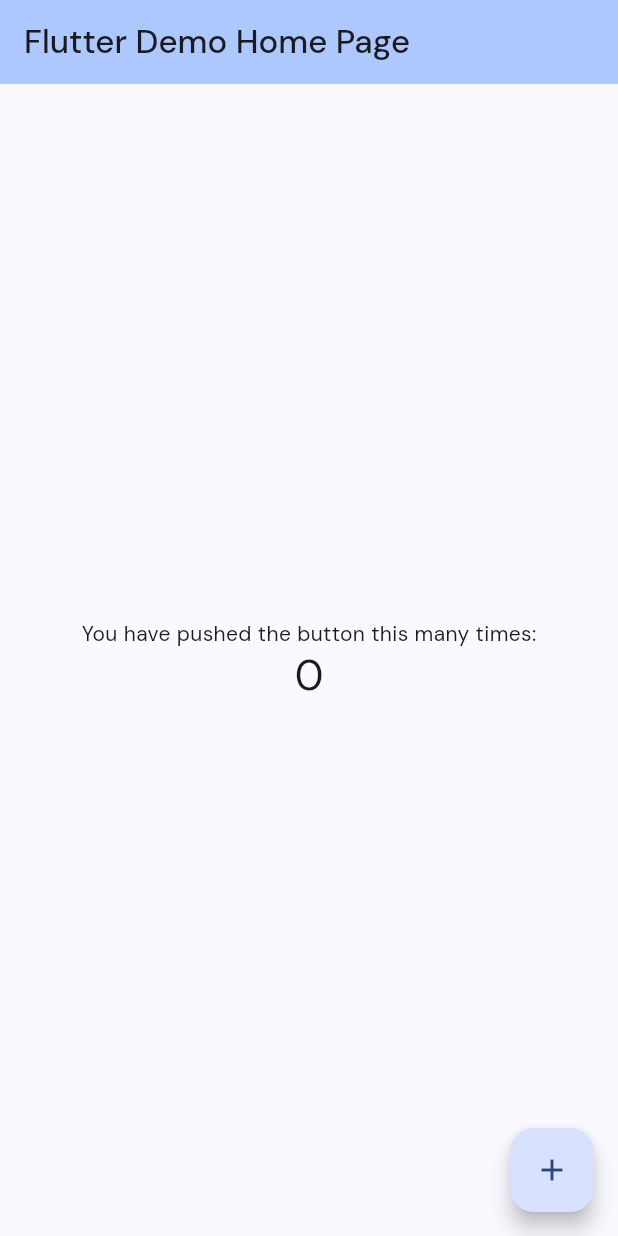
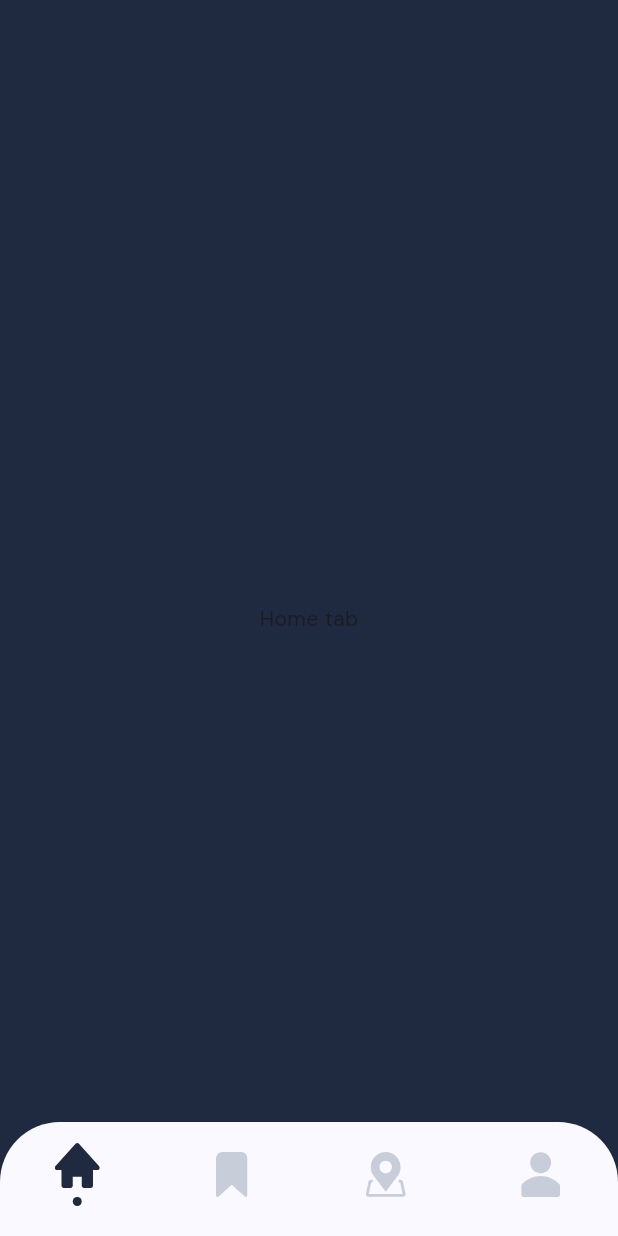
Before and after one commit to ales-dev-studio/evaluation_project, a Flutter app: the screen it shows after launch, on a phone screen of 412 x 824 dp. Run offline on Flutter 3.47's test engine with Material 3 defaults, Android fonts, the phone set to English and light mode, and no system bars; our stand-ins replace bloc, flutter_bloc, flutter_svg, google_fonts.

Commit message:
Implementing main bottom navigation bar

```diff
--- /dev/null
+++ b/lib/core/gen/assets.gen.dart
@@ -0,0 +1,33 @@
+/// GENERATED CODE - DO NOT MODIFY BY HAND
+/// *****************************************************
+///  FlutterGen
+/// *****************************************************
+
+// coverage:ignore-file
+// ignore_for_file: type=lint
+// ignore_for_file: directives_ordering,unnecessary_import,implicit_dynamic_list_literal,deprecated_member_use
+
+class $AssetsIconsGen {
+  const $AssetsIconsGen();
+
+  /// File path: assets/icons/favorites.svg
+  String get favorites => 'assets/icons/favorites.svg';
+
+  /// File path: assets/icons/home.svg
+  String get home => 'assets/icons/home.svg';
+
+  /// File path: assets/icons/map.svg
+  String get map => 'assets/icons/map.svg';
+
+  /// File path: assets/icons/user.svg
+  String get user => 'assets/icons/user.svg';
+
+  /// List of all assets
+  List<String> get values => [favorites, home, map, user];
+}
+
+class Assets {
+  const Assets._();
+
+  static const $AssetsIconsGen icons = $AssetsIconsGen();
+}
--- /dev/null
+++ b/lib/core/widgets/app_svg_viewer.dart
@@ -0,0 +1,49 @@
+import 'package:evaluation_project/core/theme/colors.dart';
+import 'package:flutter/material.dart';
+import 'package:flutter_svg/svg.dart';
+
+class AppSvgViewer extends StatelessWidget {
+  const AppSvgViewer({
+    super.key,
+    required this.path,
+    this.width,
+    this.height,
+    this.color,
+    this.setDefaultColor = true,
+    this.setDefaultWidthAndHeight = true,
+    this.fit,
+  });
+
+  final String path; // Path to the SVG asset
+  final double? width; // Optional width for the SVG
+  final double? height; // Optional height for the SVG
+  final Color? color; // Optional color for the SVG
+  final bool setDefaultColor; // Whether to use a default color
+  // Whether to use default width and height
+  final bool setDefaultWidthAndHeight;
+  final BoxFit? fit; // Optional BoxFit for the SVG
+
+  @override
+  Widget build(final BuildContext context) {
+    return SvgPicture.asset(
+      path, // Path to the SVG asset
+      // Use provided width or default to 50 if setDefaultWidthAndHeight is true
+      width: width ?? (setDefaultWidthAndHeight ? 30 : null),
+      // Use provided height or default to 50 if setDefaultWidthAndHeight is true
+      height: height ?? (setDefaultWidthAndHeight ? 30 : null),
+      colorFilter: setDefaultColor
+          ? const ColorFilter.mode(
+              // Use the default icon color from the context
+              AppColors.inactiveIconColor,
+              BlendMode.srcIn, // Blend mode for applying the color
+            )
+          : color == null
+              ? null // No color filter if no color is provided
+              : ColorFilter.mode(
+                  color!, // Use the provided color
+                  BlendMode.srcIn, // Blend mode for applying the color
+                ),
+      fit: fit ?? BoxFit.contain,
+    );
+  }
+}
--- /dev/null
+++ b/lib/core/widgets/dot_icon.dart
@@ -0,0 +1,20 @@
+import 'package:evaluation_project/core/theme/colors.dart';
+import 'package:evaluation_project/core/theme/dimens.dart';
+import 'package:flutter/material.dart';
+
+class DotIcon extends StatelessWidget {
+  const DotIcon({super.key});
+
+  @override
+  Widget build(BuildContext context) {
+    return Container(
+      width: 6.0,
+      height: 6.0,
+      margin: const EdgeInsets.only(top: 6.0),
+      decoration: BoxDecoration(
+        color: AppColors.primaryColor,
+        borderRadius: BorderRadius.circular(Dimens.corners),
+      ),
+    );
+  }
+}
--- /dev/null
+++ b/lib/features/home_feature/presentation/bloc/bottom_navigation_cubit.dart
@@ -0,0 +1,13 @@
+import 'package:bloc/bloc.dart';
+
+part 'bottom_navigation_state.dart';
+
+class BottomNavigationCubit extends Cubit<BottomNavigationState> {
+  BottomNavigationCubit() : super(BottomNavigationState(selectedIndex: 0));
+
+  Future<void> onBottomNavigationItemTap({
+    required final int index,
+  }) async {
+    emit(state.copyWith(selectedIndex: index));
+  }
+}
--- /dev/null
+++ b/lib/features/home_feature/presentation/bloc/bottom_navigation_state.dart
@@ -0,0 +1,15 @@
+part of 'bottom_navigation_cubit.dart';
+
+class BottomNavigationState {
+  BottomNavigationState({required this.selectedIndex});
+
+  final int selectedIndex;
+
+  BottomNavigationState copyWith({
+    int? selectedIndex,
+  }) {
+    return BottomNavigationState(
+      selectedIndex: selectedIndex ?? this.selectedIndex,
+    );
+  }
+}
--- /dev/null
+++ b/lib/features/home_feature/presentation/screens/home_screen.dart
@@ -0,0 +1,127 @@
+import 'package:evaluation_project/core/gen/assets.gen.dart';
+import 'package:evaluation_project/core/theme/colors.dart';
+import 'package:evaluation_project/core/widgets/app_svg_viewer.dart';
+import 'package:evaluation_project/core/widgets/dot_icon.dart';
+import 'package:evaluation_project/features/home_feature/presentation/bloc/bottom_navigation_cubit.dart';
+import 'package:evaluation_project/features/home_feature/presentation/widgets/favorites_tab.dart';
+import 'package:evaluation_project/features/home_feature/presentation/widgets/home_tab.dart';
+import 'package:evaluation_project/features/home_feature/presentation/widgets/map_tap.dart';
+import 'package:evaluation_project/features/home_feature/presentation/widgets/profile_tab.dart';
+import 'package:flutter/material.dart';
+import 'package:flutter_bloc/flutter_bloc.dart';
+
+class HomeScreen extends StatelessWidget {
+  const HomeScreen({super.key});
+
+  @override
+  Widget build(BuildContext context) {
+    return BlocProvider<BottomNavigationCubit>(
+      create: (context) => BottomNavigationCubit(),
+      child: const _HomeScreen(),
+    );
+  }
+}
+
+class _HomeScreen extends StatelessWidget {
+  const _HomeScreen();
+
+  @override
+  Widget build(BuildContext context) {
+    final watch = context.watch<BottomNavigationCubit>();
+    final read = context.read<BottomNavigationCubit>();
+
+    // List of screens to display for each tab
+    final List<Widget> screens = [
+      const HomeTab(),
+      const FavoritesTab(),
+      const MapTap(),
+      const ProfileTab(),
+    ];
+
+    return Scaffold(
+      body: screens[watch.state.selectedIndex],
+      extendBody: true,
+      bottomNavigationBar: ClipRRect(
+        borderRadius: const BorderRadius.only(
+          topRight: Radius.circular(40.0),
+          topLeft: Radius.circular(40.0),
+        ),
+        child: BottomNavigationBar(
+          currentIndex: watch.state.selectedIndex,
+          onTap: (final int index) {
+            read.onBottomNavigationItemTap(index: index);
+          },
+          showSelectedLabels: false,
+          showUnselectedLabels: false,
+          type: BottomNavigationBarType.fixed,
+          items: <BottomNavigationBarItem>[
+            BottomNavigationBarItem(
+              icon: AppSvgViewer(
+                path: Assets.icons.home,
+              ),
+              activeIcon: Column(
+                children: [
+                  AppSvgViewer(
+                    path: Assets.icons.home,
+                    color: AppColors.primaryColor,
+                    setDefaultColor: false,
+                  ),
+                  const DotIcon()
+                ],
+              ),
+              label: '',
+            ),
+            BottomNavigationBarItem(
+              icon: AppSvgViewer(
+                path: Assets.icons.favorites,
+              ),
+              activeIcon: Column(
+                children: [
+                  AppSvgViewer(
+                    path: Assets.icons.favorites,
+                    color: AppColors.primaryColor,
+                    setDefaultColor: false,
+                  ),
+                  const DotIcon()
+                ],
+              ),
+              label: '',
+            ),
+            BottomNavigationBarItem(
+              icon: AppSvgViewer(
+                path: Assets.icons.map,
+              ),
+              activeIcon: Column(
+                children: [
+                  AppSvgViewer(
+                    path: Assets.icons.map,
+                    color: AppColors.primaryColor,
+                    setDefaultColor: false,
+                  ),
+                  const DotIcon()
+                ],
+              ),
+              label: '',
+            ),
+            BottomNavigationBarItem(
+              icon: AppSvgViewer(
+                path: Assets.icons.user,
+              ),
+              activeIcon: Column(
+                children: [
+                  AppSvgViewer(
+                    path: Assets.icons.user,
+                    color: AppColors.primaryColor,
+                    setDefaultColor: false,
+                  ),
+                  const DotIcon()
+                ],
+              ),
+              label: '',
+            ),
+          ],
+        ),
+      ),
+    );
+  }
+}
--- /dev/null
+++ b/lib/features/home_feature/presentation/widgets/favorites_tab.dart
@@ -0,0 +1,17 @@
+import 'package:flutter/material.dart';
+
+class FavoritesTab extends StatelessWidget {
+  const FavoritesTab({super.key});
+
+  @override
+  Widget build(BuildContext context) {
+    return Scaffold(
+      appBar: AppBar(
+        title: const Text('Favorites'),
+      ),
+      body: const Center(
+        child: Text('Favorites Tab'),
+      ),
+    );
+  }
+}
--- /dev/null
+++ b/lib/features/home_feature/presentation/widgets/home_tab.dart
@@ -0,0 +1,16 @@
+import 'package:evaluation_project/core/theme/colors.dart';
+import 'package:flutter/material.dart';
+
+class HomeTab extends StatelessWidget {
+  const HomeTab({super.key});
+
+  @override
+  Widget build(BuildContext context) {
+    return Scaffold(
+      backgroundColor: AppColors.primaryColor,
+      body: const Center(
+        child: Text('Home tab'),
+      ),
+    );
+  }
+}
--- /dev/null
+++ b/lib/features/home_feature/presentation/widgets/map_tap.dart
@@ -0,0 +1,17 @@
+import 'package:flutter/material.dart';
+
+class MapTap extends StatelessWidget {
+  const MapTap({super.key});
+
+  @override
+  Widget build(BuildContext context) {
+    return Scaffold(
+      appBar: AppBar(
+        title: const Text('Map'),
+      ),
+      body: const Center(
+        child: Text('Map Tab'),
+      ),
+    );
+  }
+}
--- /dev/null
+++ b/lib/features/home_feature/presentation/widgets/profile_tab.dart
@@ -0,0 +1,17 @@
+import 'package:flutter/material.dart';
+
+class ProfileTab extends StatelessWidget {
+  const ProfileTab({super.key});
+
+  @override
+  Widget build(BuildContext context) {
+    return Scaffold(
+      appBar: AppBar(
+        title: const Text('Profile'),
+      ),
+      body: const Center(
+        child: Text('Profile tab'),
+      ),
+    );
+  }
+}
--- a/lib/main.dart
+++ b/lib/main.dart
@@ -1,5 +1,6 @@
 import 'package:evaluation_project/core/theme/colors.dart';
 import 'package:evaluation_project/core/theme/typography.dart';
+import 'package:evaluation_project/features/home_feature/presentation/screens/home_screen.dart';
 import 'package:flutter/material.dart';
 
 void main() {
@@ -13,9 +14,9 @@ class MyApp extends StatelessWidget {
   @override
   Widget build(BuildContext context) {
     return MaterialApp(
-      title: 'Flutter evaluation project', // App title
+      debugShowCheckedModeBanner: false,
+      title: 'Flutter evaluation project',
       theme: ThemeData(
-        // Enable Material 3 design
         useMaterial3: true,
         // Apply the custom DM Sans typography
         textTheme: AppTypography.dmSansTextTheme,
@@ -23,95 +24,7 @@ class MyApp extends StatelessWidget {
           seedColor: AppColors.primaryColor,
         ),
       ),
-      home: const MyHomePage(title: 'Flutter Demo Home Page'),
+      home: const HomeScreen(),
     );
   }
 }
-
-class MyHomePage extends StatefulWidget {
-  const MyHomePage({super.key, required this.title});
-
-  // This widget is the home page of your application. It is stateful, meaning
-  // that it has a State object (defined below) that contains fields that affect
-  // how it looks.
-
-  // This class is the configuration for the state. It holds the values (in this
-  // case the title) provided by the parent (in this case the App widget) and
-  // used by the build method of the State. Fields in a Widget subclass are
-  // always marked "final".
-
-  final String title;
-
-  @override
-  State<MyHomePage> createState() => _MyHomePageState();
-}
-
-class _MyHomePageState extends State<MyHomePage> {
-  int _counter = 0;
-
-  void _incrementCounter() {
-    setState(() {
-      // This call to setState tells the Flutter framework that something has
-      // changed in this State, which causes it to rerun the build method below
-      // so that the display can reflect the updated values. If we changed
-      // _counter without calling setState(), then the build method would not be
-      // called again, and so nothing would appear to happen.
-      _counter++;
-    });
-  }
-
-  @override
-  Widget build(BuildContext context) {
-    // This method is rerun every time setState is called, for instance as done
-    // by the _incrementCounter method above.
-    //
-    // The Flutter framework has been optimized to make rerunning build methods
-    // fast, so that you can just rebuild anything that needs updating rather
-    // than having to individually change instances of widgets.
-    return Scaffold(
-      appBar: AppBar(
-        // TRY THIS: Try changing the color here to a specific color (to
-        // Colors.amber, perhaps?) and trigger a hot reload to see the AppBar
-        // change color while the other colors stay the same.
-        backgroundColor: Theme.of(context).colorScheme.inversePrimary,
-        // Here we take the value from the MyHomePage object that was created by
-        // the App.build method, and use it to set our appbar title.
-        title: Text(widget.title),
-      ),
-      body: Center(
-        // Center is a layout widget. It takes a single child and positions it
-        // in the middle of the parent.
-        child: Column(
-          // Column is also a layout widget. It takes a list of children and
-          // arranges them vertically. By default, it sizes itself to fit its
-          // children horizontally, and tries to be as tall as its parent.
-          //
-          // Column has various properties to control how it sizes itself and
-          // how it positions its children. Here we use mainAxisAlignment to
-          // center the children vertically; the main axis here is the vertical
-          // axis because Columns are vertical (the cross axis would be
-          // horizontal).
-          //
-          // TRY THIS: Invoke "debug painting" (choose the "Toggle Debug Paint"
-          // action in the IDE, or press "p" in the console), to see the
-          // wireframe for each widget.
-          mainAxisAlignment: MainAxisAlignment.center,
-          children: <Widget>[
-            const Text(
-              'You have pushed the button this many times:',
-            ),
-            Text(
-              '$_counter',
-              style: Theme.of(context).textTheme.headlineMedium,
-            ),
-          ],
-        ),
-      ),
-      floatingActionButton: FloatingActionButton(
-        onPressed: _incrementCounter,
-        tooltip: 'Increment',
-        child: const Icon(Icons.add),
-      ), // This trailing comma makes auto-formatting nicer for build methods.
-    );
-  }
-}
```
